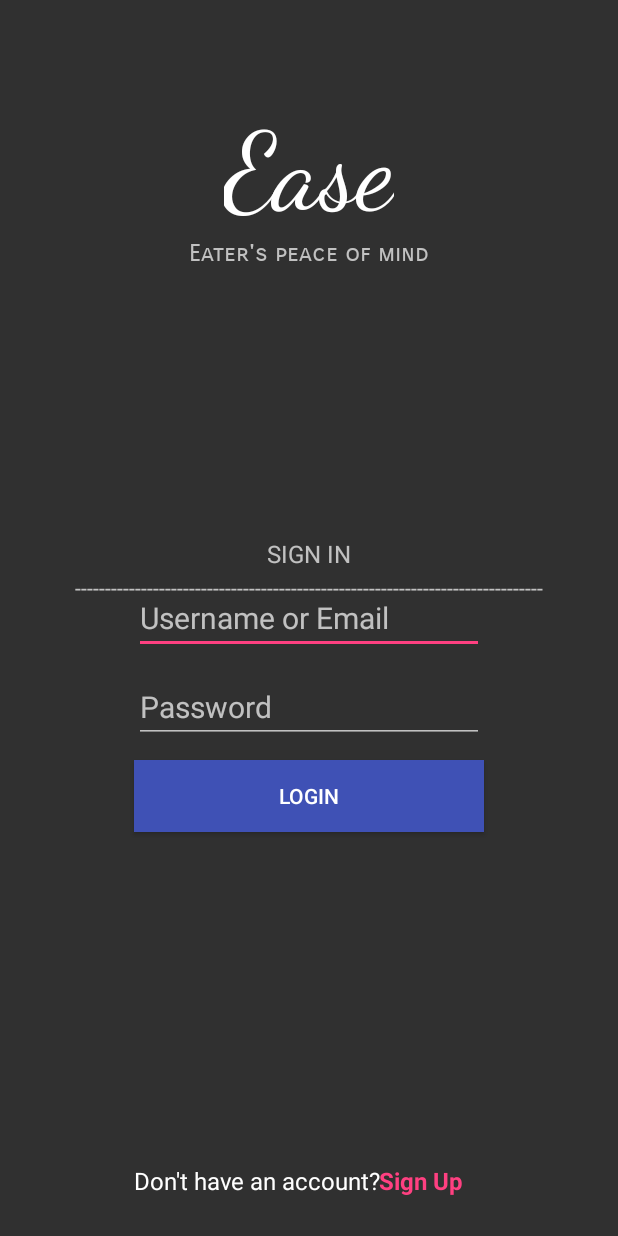
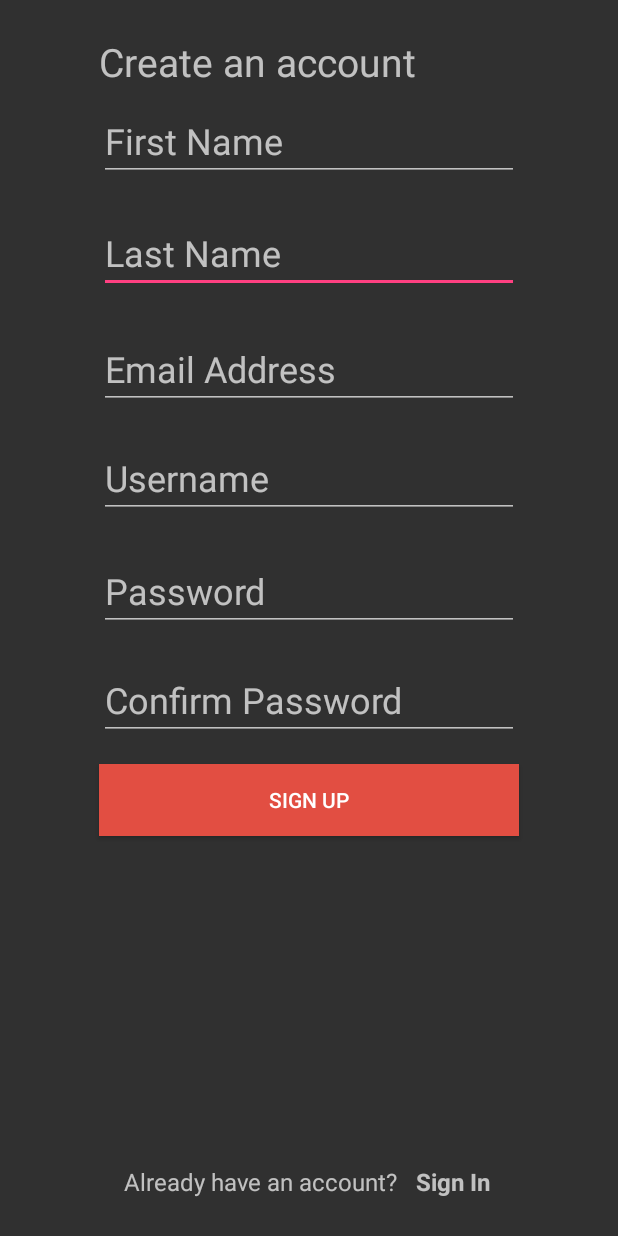
Before and after one commit to Stormys/Sphereforme, an Android app: the screen it shows after launch (LoginPage before the commit, RegisterPage after it), after a tap on "Sign Up", on a phone screen of 412 x 824 dp. Run offline under Robolectric (Android 15) with nearby library versions, the phone set to English and light mode, and no system bars.

Commit message:
Complete basic login, logout, register

```diff
--- a/app/src/main/AndroidManifest.xml
+++ b/app/src/main/AndroidManifest.xml
@@ -17,7 +17,8 @@
                 <category android:name="android.intent.category.LAUNCHER" />
             </intent-filter>
         </activity>
-        <activity android:name=".MainPage"></activity>
+        <activity android:name=".MainPage" />
+        <activity android:name=".RegisterPage"></activity>
     </application>
 
 </manifest>
--- a/app/src/main/java/sphereforme/sphereforme/GlobalAssets.java
+++ b/app/src/main/java/sphereforme/sphereforme/GlobalAssets.java
@@ -1,7 +1,9 @@
 package sphereforme.sphereforme;
 
+import android.app.Activity;
 import android.content.Context;
 import android.content.DialogInterface;
+import android.content.Intent;
 import android.content.SharedPreferences;
 import android.support.v7.app.AlertDialog;
 
--- a/app/src/main/java/sphereforme/sphereforme/LoginPage.java
+++ b/app/src/main/java/sphereforme/sphereforme/LoginPage.java
@@ -29,6 +29,7 @@ public class LoginPage extends AppCompatActivity {
         for (HttpCookie cookie : GlobalAssets.msCookieManager.getCookieStore().getCookies()){
             if (cookie.getName().equals(GlobalAssets.Cookie_Session_NAME)) {
                 Intent intent = new Intent(this,MainPage.class);
+                finish();
                 startActivity(intent);
             }
         }
@@ -51,6 +52,11 @@ public class LoginPage extends AppCompatActivity {
         }
 
         new LoginTask().launchTask("http://35.165.40.110/login",urlParameters);
+    }
+
+    public void go_to_signup(View view) {
+        Intent intent = new Intent(this,RegisterPage.class);
+        startActivity(intent);
     }
 
     private class LoginTask implements AsyncTaskCompleteListener<String> {
--- a/app/src/main/java/sphereforme/sphereforme/NetworkManager.java
+++ b/app/src/main/java/sphereforme/sphereforme/NetworkManager.java
@@ -76,7 +76,7 @@ public class NetworkManager extends AsyncTask<String, Void, String> {
 
             }
         } catch (Exception e) {
-            System.out.println(e.getMessage());
+            System.out.println("Error " + e.getMessage());
             return e.getMessage();
         }
         return resultToDisplay;
--- a/app/src/main/res/layout/activity_login_page.xml
+++ b/app/src/main/res/layout/activity_login_page.xml
@@ -101,7 +101,7 @@
         android:layout_alignEnd="@+id/signinbutton"
         android:layout_marginEnd="14dp"
         android:textColor="?attr/colorAccent"
-        android:onClick="SignUpButton"/>
+        android:onClick="go_to_signup"/>
 
     <TextView
         android:text="Don't have an account?"
--- a/app/src/main/res/layout/activity_main_page.xml
+++ b/app/src/main/res/layout/activity_main_page.xml
@@ -10,4 +10,10 @@
     android:paddingTop="@dimen/activity_vertical_margin"
     tools:context="sphereforme.sphereforme.MainPage">
 
+    <Button
+        android:text="Button"
+        android:layout_width="wrap_content"
+        android:layout_height="wrap_content"
+        android:id="@+id/button"
+        android:onClick="logout" />
 </RelativeLayout>
--- /dev/null
+++ b/app/src/main/res/layout/activity_register_page.xml
@@ -0,0 +1,136 @@
+<?xml version="1.0" encoding="utf-8"?>
+<RelativeLayout xmlns:android="http://schemas.android.com/apk/res/android"
+    android:layout_width="match_parent"
+    android:layout_height="match_parent">
+
+
+    <EditText
+        android:layout_width="wrap_content"
+        android:layout_height="wrap_content"
+        android:inputType="textPersonName"
+        android:hint="Last Name"
+        android:ems="10"
+        android:id="@+id/lastName"
+        android:textColor="@android:color/darker_gray"
+        android:outlineProvider="background"
+        android:textSize="24sp"
+        android:layout_marginTop="21dp"
+        android:layout_below="@+id/firstName"
+        android:layout_alignStart="@+id/firstName" />
+
+    <EditText
+        android:layout_width="wrap_content"
+        android:layout_height="wrap_content"
+        android:inputType="textPersonName"
+        android:hint="Email Address"
+        android:ems="10"
+        android:id="@+id/emailAddress"
+        android:textColor="@android:color/darker_gray"
+        android:outlineProvider="background"
+        android:textSize="24sp"
+        android:layout_marginTop="24dp"
+        android:layout_below="@+id/lastName"
+        android:layout_alignStart="@+id/lastName" />
+
+    <EditText
+        android:layout_width="wrap_content"
+        android:layout_height="wrap_content"
+        android:inputType="textPersonName"
+        android:hint="Username"
+        android:ems="10"
+        android:id="@+id/username"
+        android:textColor="@android:color/darker_gray"
+        android:outlineProvider="background"
+        android:textSize="24sp"
+        android:layout_below="@+id/emailAddress"
+        android:layout_alignStart="@+id/emailAddress"
+        android:layout_marginTop="19dp" />
+
+    <EditText
+        android:layout_width="wrap_content"
+        android:layout_height="wrap_content"
+        android:inputType="textPersonName"
+        android:hint="Password"
+        android:ems="10"
+        android:id="@+id/password"
+        android:textColor="@android:color/darker_gray"
+        android:outlineProvider="background"
+        android:textSize="24sp"
+        android:layout_marginTop="22dp"
+        android:layout_below="@+id/username"
+        android:layout_alignStart="@+id/username" />
+
+    <EditText
+        android:layout_width="wrap_content"
+        android:layout_height="wrap_content"
+        android:inputType="textPersonName"
+        android:hint="Confirm Password"
+        android:ems="10"
+        android:id="@+id/confirm"
+        android:textColor="@android:color/darker_gray"
+        android:outlineProvider="background"
+        android:textSize="24sp"
+        android:layout_marginTop="19dp"
+        android:layout_below="@+id/password"
+        android:layout_alignStart="@+id/password" />
+
+    <Button
+        android:text="Sign Up"
+        android:layout_width="wrap_content"
+        android:layout_height="wrap_content"
+        android:layout_marginTop="16dp"
+        android:id="@+id/signup"
+        android:background="#E24E42"
+        android:layout_below="@+id/confirm"
+        android:layout_alignStart="@+id/confirm"
+        android:layout_alignEnd="@+id/confirm"
+        android:onClick="submit_signup"/>
+
+    <TextView
+        android:text="Already have an account?"
+        android:layout_width="wrap_content"
+        android:layout_height="wrap_content"
+        android:id="@+id/haveaccount"
+        android:textSize="16sp"
+        android:layout_marginBottom="25dp"
+        android:layout_alignParentBottom="true"
+        android:layout_alignEnd="@+id/titlex"
+        android:layout_marginEnd="12dp" />
+
+    <TextView
+        android:text="Sign In"
+        android:layout_width="wrap_content"
+        android:layout_height="wrap_content"
+        android:id="@+id/signin"
+        android:textSize="16sp"
+        android:layout_alignBaseline="@+id/haveaccount"
+        android:layout_alignBottom="@+id/haveaccount"
+        android:layout_toEndOf="@+id/haveaccount"
+        android:textStyle="normal|bold" />
+
+    <EditText
+        android:layout_width="wrap_content"
+        android:layout_height="wrap_content"
+        android:inputType="textPersonName"
+        android:hint="First Name"
+        android:ems="10"
+        android:id="@+id/firstName"
+        android:textColor="@android:color/darker_gray"
+        android:outlineProvider="background"
+        android:textSize="24sp"
+        android:layout_marginTop="44dp"
+        android:layout_alignTop="@+id/titlex"
+        android:layout_centerHorizontal="true" />
+
+    <TextView
+        android:text="Create an account"
+        android:layout_width="wrap_content"
+        android:layout_height="wrap_content"
+        android:id="@+id/titlex"
+        android:textSize="26sp"
+        android:background="@android:color/transparent"
+        android:layout_marginTop="23dp"
+        android:layout_alignParentTop="true"
+        android:layout_alignStart="@+id/firstName" />
+
+</RelativeLayout>
```
Also changed, not shown: app/src/main/java/sphereforme/sphereforme/MainPage.java (+24 -0 lines), app/src/main/java/sphereforme/sphereforme/RegisterPage.java (added, +84 -0 lines).
